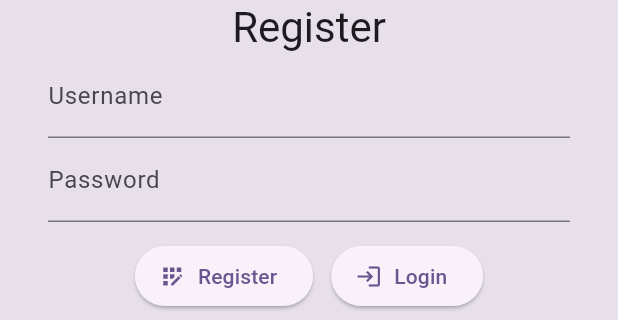
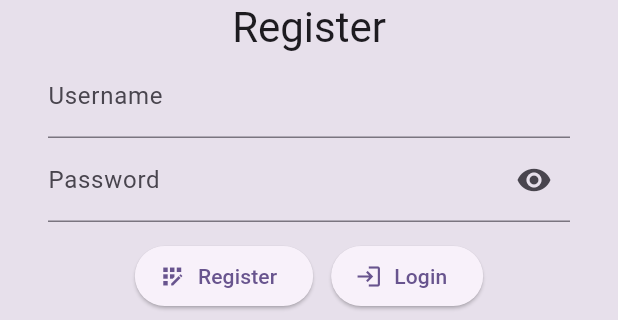
Before and after one commit to cholazzzb/amaz_corp_mobile, a Flutter app: the WithNavigationLayout screen opened directly, after a tap on "Register", on a phone screen of 412 x 824 dp, the part 492-812 px from its top. Run offline on Flutter 3.47's test engine with Material 2 defaults, Android fonts, the phone set to English and light mode, and no system bars; our stand-ins replace dio, either_dart, flutter_dotenv, flutter_riverpod, flutter_secure_storage, freezed_annotation and 4 more; accounts and stored records are empty; generated files the repository leaves out were written again; network calls fail.

Commit message:
feat(app): show password

```diff
--- a/lib/feature/user/screen/login_screen.dart
+++ b/lib/feature/user/screen/login_screen.dart
@@ -26,6 +26,14 @@ class _LoginScreenState extends ConsumerState<LoginScreen> {
 
   String get username => _usernameController.text;
   String get password => _passwordController.text;
+
+  bool _showPassword = false;
+
+  @override
+  void initState() {
+    _showPassword = false;
+    super.initState();
+  }
 
   @override
   void dispose() {
@@ -71,14 +79,24 @@ class _LoginScreenState extends ConsumerState<LoginScreen> {
               Text('Login', style: Theme.of(context).textTheme.headlineMedium),
               Column(
                 children: [
-                  TextField(
+                  TextFormField(
                     decoration: const InputDecoration(labelText: 'Username'),
                     controller: _usernameController,
                   ),
-                  TextField(
-                    decoration: const InputDecoration(labelText: 'Password'),
-                    obscureText: true,
+                  TextFormField(
                     controller: _passwordController,
+                    obscureText: !_showPassword,
+                    decoration: InputDecoration(
+                      labelText: 'Password',
+                      suffixIcon: IconButton(
+                        icon: _showPassword
+                            ? const Icon(Icons.remove_red_eye_outlined)
+                            : const Icon(Icons.remove_red_eye_rounded),
+                        onPressed: () => setState(() {
+                          _showPassword = !_showPassword;
+                        }),
+                      ),
+                    ),
                   )
                 ],
               ),
--- a/lib/feature/user/screen/register_screen.dart
+++ b/lib/feature/user/screen/register_screen.dart
@@ -31,6 +31,14 @@ class _RegisterScreenState extends ConsumerState<RegisterScreen> {
 
   String get username => _usernameController.text;
   String get password => _passwordController.text;
+
+  bool _showPassword = false;
+
+  @override
+  void initState() {
+    _showPassword = false;
+    super.initState();
+  }
 
   @override
   void dispose() {
@@ -77,19 +85,28 @@ class _RegisterScreenState extends ConsumerState<RegisterScreen> {
                 child: Column(
                   children: [
                     TextFormField(
-                        decoration:
-                            const InputDecoration(labelText: 'Username'),
+                      decoration: const InputDecoration(labelText: 'Username'),
                       controller: _usernameController,
                       validator: usernameValidator,
                     ),
                     TextFormField(
-                        decoration:
-                            const InputDecoration(labelText: 'Password'),
-                        obscureText: true,
                       controller: _passwordController,
+                      obscureText: !_showPassword,
+                      decoration: InputDecoration(
+                        labelText: 'Password',
+                        suffixIcon: IconButton(
+                          icon: _showPassword
+                              ? const Icon(Icons.remove_red_eye_outlined)
+                              : const Icon(Icons.remove_red_eye_rounded),
+                          onPressed: () => setState(() {
+                            _showPassword = !_showPassword;
+                          }),
+                        ),
+                      ),
                     )
                   ],
-                  )),
+                ),
+              ),
               const SizedBox(height: 12),
               Row(
                 mainAxisSize: MainAxisSize.min,
```
Lines whose indentation alone changed are shown as unchanged.
